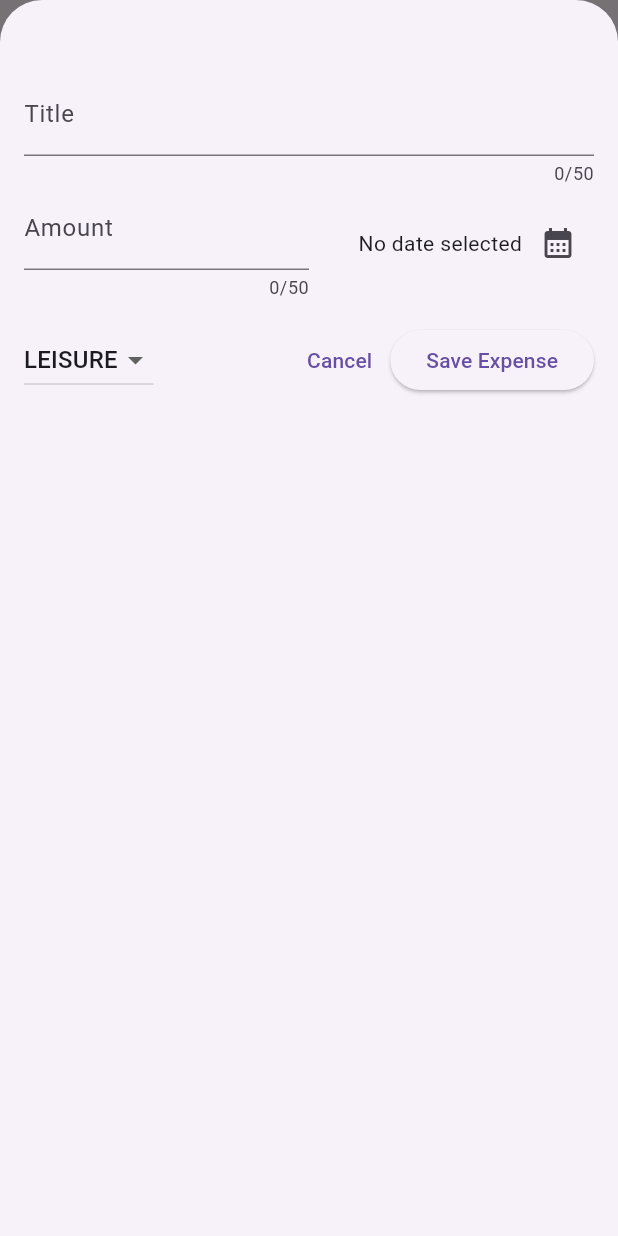
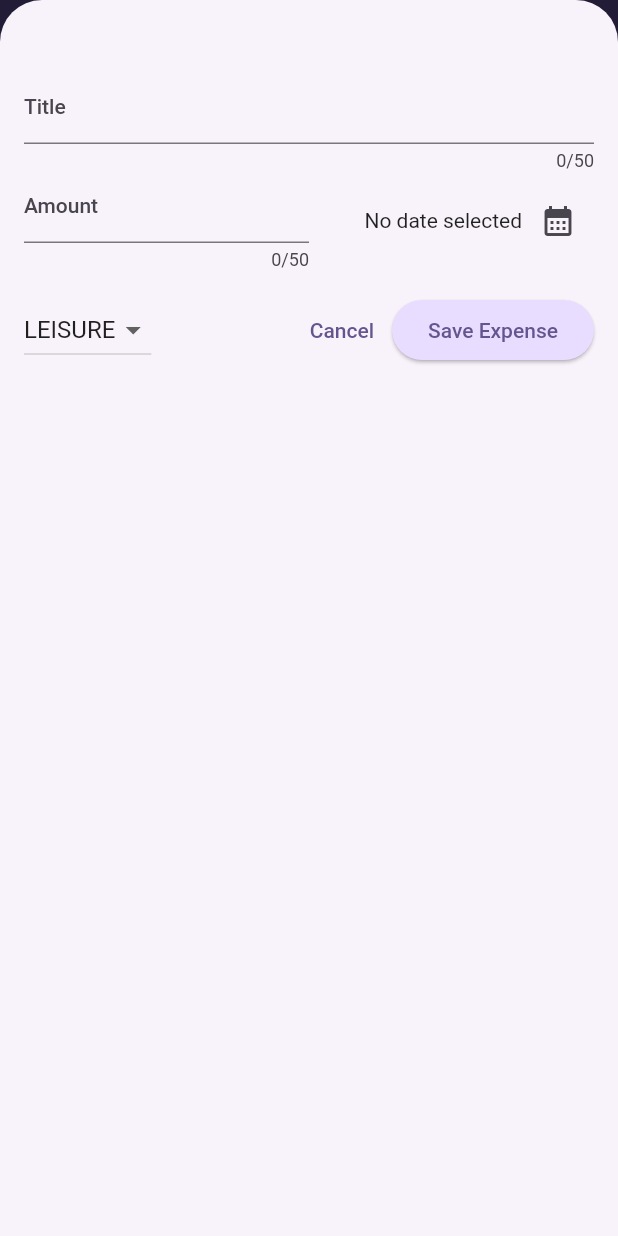
Before and after one commit to ThiagoFabiano/app-controle-de-gastos-Flutter, a Flutter app: the screen it shows after launch, after a tap on the "add" icon, on a phone screen of 412 x 824 dp. Run offline on Flutter 3.47's test engine with Material 2 defaults, Android fonts, the phone set to English and light mode, and no system bars.

Commit message:
feat: adiciona estilos globais utilizando theming

```diff
--- a/lib/main.dart
+++ b/lib/main.dart
@@ -1,11 +1,37 @@
 import 'package:expense_tracker/widgets/expenses.dart';
 import 'package:flutter/material.dart';
+
+var kColorScheme = ColorScheme.fromSeed(
+  seedColor: Color.fromARGB(255, 96, 59, 181),
+);
 
 void main() {
   runApp(
     MaterialApp(
-      theme: ThemeData(useMaterial3: true),
-      home: const Expenses()
-    ),
+        theme: ThemeData().copyWith(
+          useMaterial3: true,
+          colorScheme: kColorScheme,
+          appBarTheme: const AppBarTheme().copyWith(
+              backgroundColor: kColorScheme.onPrimaryContainer,
+              foregroundColor: kColorScheme.primaryContainer),
+          cardTheme: const CardTheme().copyWith(
+            color: kColorScheme.secondaryContainer,
+            margin: const EdgeInsets.symmetric(
+              horizontal: 16,
+              vertical: 8,
+            ),
+          ),
+          elevatedButtonTheme: ElevatedButtonThemeData(
+            style: ElevatedButton.styleFrom(
+                backgroundColor: kColorScheme.primaryContainer),
+          ),
+          textTheme: ThemeData().textTheme.copyWith(
+                titleLarge: TextStyle(
+                    fontWeight: FontWeight.normal,
+                    color: kColorScheme.onSecondaryContainer,
+                    fontSize: 14),
+              ),
+        ),
+        home: const Expenses()),
   );
 }
```
